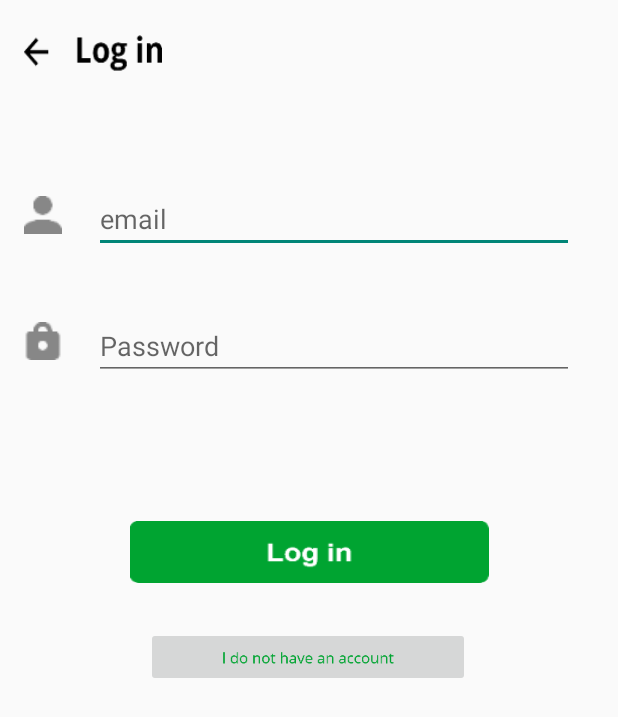
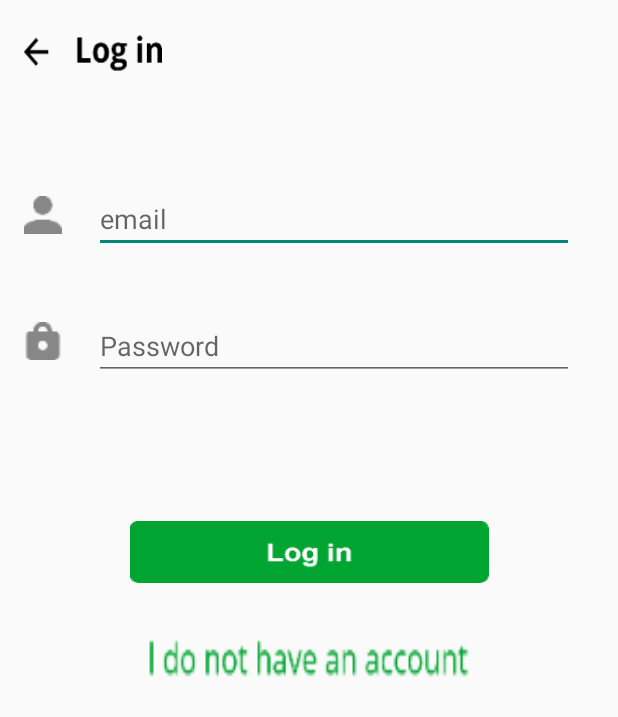
Before and after one commit to rainyearr/818DentalClinic, an Android app: the PatientLoginPage screen opened directly, with no data from a screen before it, on a phone screen of 412 x 824 dp. Shown: the top 717 px of the screen. Run offline under Robolectric (Android 15) with nearby library versions, the phone set to English and light mode, and no system bars; our stand-ins replace Firebase (no records; nobody signed in at launch, a user with empty details on screens opened directly).

Commit message:
naayos ko na yung register bug

```diff
--- a/app/src/main/res/layout/patient_login_page.xml
+++ b/app/src/main/res/layout/patient_login_page.xml
@@ -4,7 +4,8 @@
     xmlns:app="http://schemas.android.com/apk/res-auto"
     xmlns:tools="http://schemas.android.com/tools"
     android:layout_width="match_parent"
-    android:layout_height="match_parent">
+    android:layout_height="match_parent"
+    tools:context=".PatientLoginPage">
 
     <Button
         android:id="@+id/patient_back_button"
@@ -81,7 +82,7 @@
         app:layout_constraintTop_toTopOf="parent"
         app:layout_constraintVertical_bias="0.517" />
 
-    <ImageButton
+    <Button
         android:id="@+id/patient_create"
         android:layout_width="216dp"
         android:layout_height="40dp"
@@ -91,7 +92,7 @@
         app:layout_constraintStart_toStartOf="parent"
         app:layout_constraintTop_toBottomOf="@+id/patient_login"
         app:layout_constraintVertical_bias="0.103"
-        app:srcCompat="@drawable/create_account" />
+        android:background="@drawable/create_account" />
 
     <ProgressBar
         android:id="@+id/progressBar_patientLogin"
--- a/app/src/main/res/layout/patient_register.xml
+++ b/app/src/main/res/layout/patient_register.xml
@@ -4,7 +4,8 @@
     xmlns:app="http://schemas.android.com/apk/res-auto"
     xmlns:tools="http://schemas.android.com/tools"
     android:layout_width="match_parent"
-    android:layout_height="match_parent">
+    android:layout_height="match_parent"
+    tools:context=".PatientRegister">
 
     <EditText
         android:id="@+id/patient_firstName"
```
Also changed, not shown: app/src/main/java/com/example/a818dentalclinic/PatientLoginPage.java (+33 -22 lines), app/src/main/java/com/example/a818dentalclinic/PatientRegister.java (+8 -8 lines).
